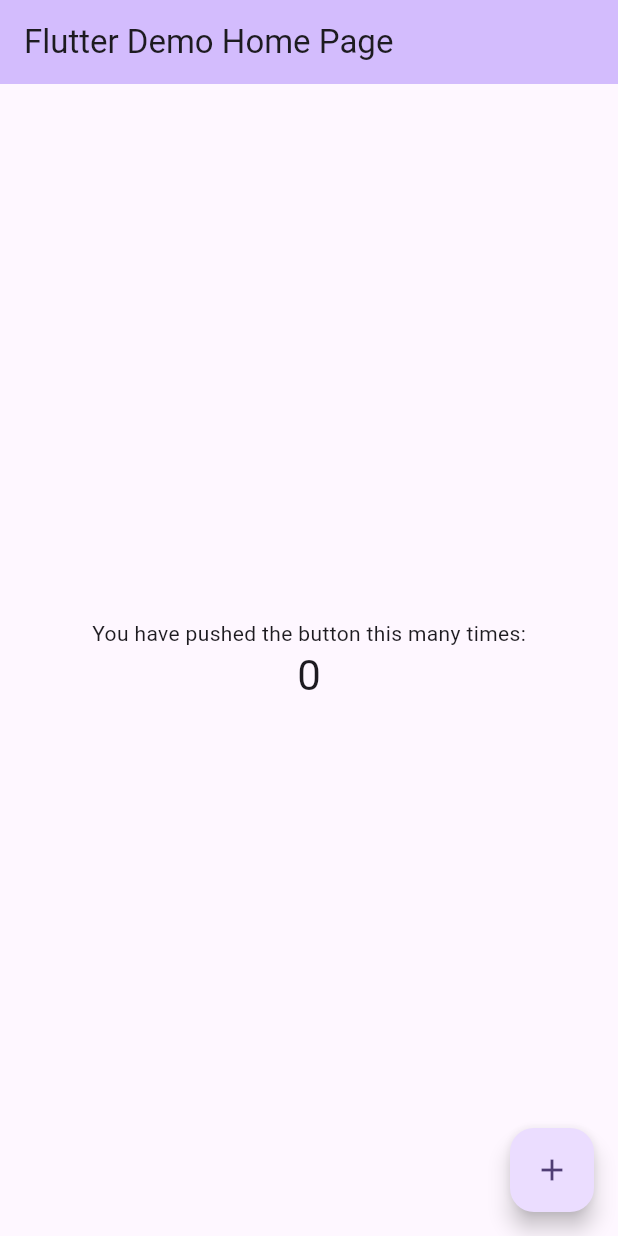
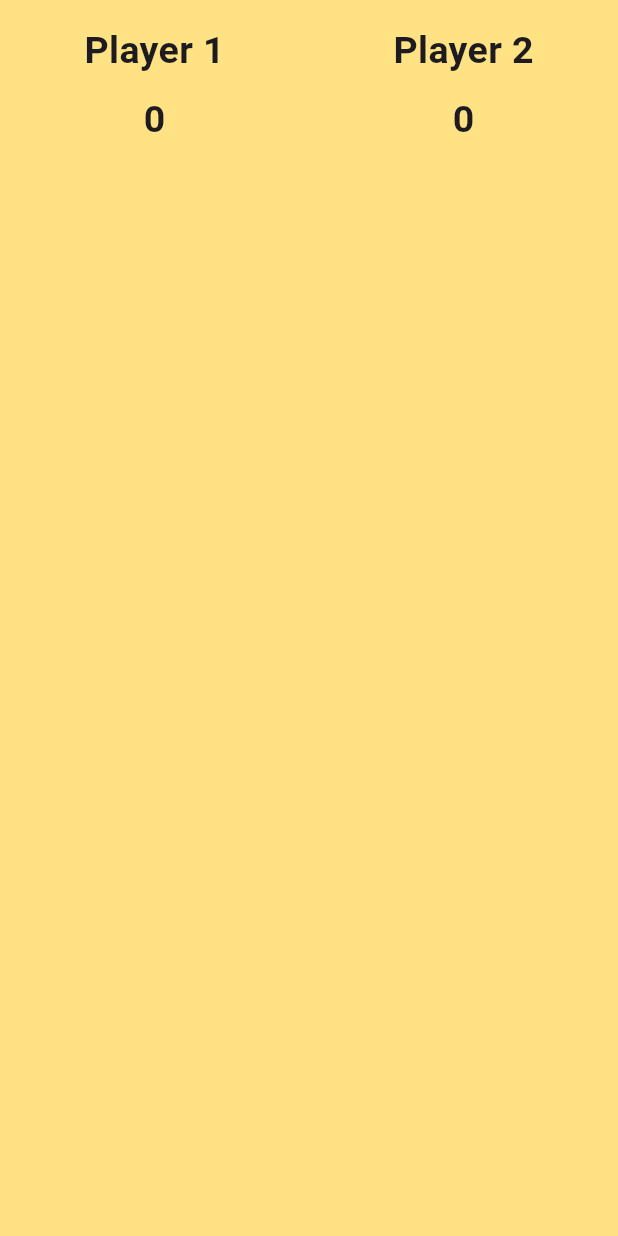
Before and after one commit to MohamedGamalDev/XOGAME, a Flutter app: the screen it shows after launch, on a phone screen of 412 x 824 dp. Run offline on Flutter 3.47's test engine with Material 3 defaults, Android fonts, the light colour scheme and no system bars.

Commit message:
i made the GameBoardScreen page

```diff
--- /dev/null
+++ b/lib/GameBoardScreen.dart
@@ -0,0 +1,45 @@
+import 'package:flutter/material.dart';
+class GameBoardScreen extends StatefulWidget {
+  static const String route='GameBoardScreen';
+  @override
+  State<GameBoardScreen> createState() => _GameBoardScreenState();
+}
+class _GameBoardScreenState extends State<GameBoardScreen> {
+  @override
+  Widget build(BuildContext context) {
+    return Scaffold(
+      backgroundColor: Colors.amber.shade300.withOpacity(.7),
+      body: SafeArea(
+
+        child: Column(
+          children: [
+            Row(mainAxisAlignment: MainAxisAlignment.spaceAround,
+              children: [
+                Padding(
+                  padding: const EdgeInsets.all(16.0),
+                  child: Column(
+                    children: [
+                      Text('Player 1',style: TextStyle(fontSize: 25,fontWeight: FontWeight.bold)),
+                      SizedBox(height: 10,),
+                      Text('0',style: TextStyle(fontSize: 25,fontWeight: FontWeight.bold)),
+                    ],
+                  ),
+                ),
+                Padding(
+                  padding: const EdgeInsets.all(16.0),
+                  child: Column(
+                    children: [
+                      Text('Player 2',style: TextStyle(fontSize: 25,fontWeight: FontWeight.bold)),
+                      SizedBox(height: 10,),
+                      Text('0',style: TextStyle(fontSize: 25,fontWeight: FontWeight.bold)),
+                    ],
+                  ),
+                ),
+              ],
+            ),
+          ],
+        ),
+      ),
+    );
+  }
+}
--- a/lib/main.dart
+++ b/lib/main.dart
@@ -1,124 +1,18 @@
 import 'package:flutter/material.dart';
-
+import 'GameBoardScreen.dart';
 void main() {
-  runApp(const MyApp());
+  runApp( MyApp());
 }
 class MyApp extends StatelessWidget {
-  const MyApp({super.key});
-
-  // This widget is the root of your application.
   @override
   Widget build(BuildContext context) {
     return MaterialApp(
-      title: 'Flutter Demo',
-      theme: ThemeData(
-        // This is the theme of your application.
-        //
-        // TRY THIS: Try running your application with "flutter run". You'll see
-        // the application has a blue toolbar. Then, without quitting the app,
-        // try changing the seedColor in the colorScheme below to Colors.green
-        // and then invoke "hot reload" (save your changes or press the "hot
-        // reload" button in a Flutter-supported IDE, or press "r" if you used
-        // the command line to start the app).
-        //
-        // Notice that the counter didn't reset back to zero; the application
-        // state is not lost during the reload. To reset the state, use hot
-        // restart instead.
-        //
-        // This works for code too, not just values: Most code changes can be
-        // tested with just a hot reload.
-        colorScheme: ColorScheme.fromSeed(seedColor: Colors.deepPurple),
-        useMaterial3: true,
-      ),
-      home: const MyHomePage(title: 'Flutter Demo Home Page'),
+      debugShowCheckedModeBanner: false,
+      routes:
+      {
+        GameBoardScreen.route:(context) => GameBoardScreen(),
+      },
+      initialRoute: GameBoardScreen.route,
     );
   }
 }
-
-class MyHomePage extends StatefulWidget {
-  const MyHomePage({super.key, required this.title});
-
-  // This widget is the home page of your application. It is stateful, meaning
-  // that it has a State object (defined below) that contains fields that affect
-  // how it looks.
-
-  // This class is the configuration for the state. It holds the values (in this
-  // case the title) provided by the parent (in this case the App widget) and
-  // used by the build method of the State. Fields in a Widget subclass are
-  // always marked "final".
-
-  final String title;
-
-  @override
-  State<MyHomePage> createState() => _MyHomePageState();
-}
-
-class _MyHomePageState extends State<MyHomePage> {
-  int _counter = 0;
-
-  void _incrementCounter() {
-    setState(() {
-      // This call to setState tells the Flutter framework that something has
-      // changed in this State, which causes it to rerun the build method below
-      // so that the display can reflect the updated values. If we changed
-      // _counter without calling setState(), then the build method would not be
-      // called again, and so nothing would appear to happen.
-      _counter++;
-    });
-  }
-
-  @override
-  Widget build(BuildContext context) {
-    // This method is rerun every time setState is called, for instance as done
-    // by the _incrementCounter method above.
-    //
-    // The Flutter framework has been optimized to make rerunning build methods
-    // fast, so that you can just rebuild anything that needs updating rather
-    // than having to individually change instances of widgets.
-    return Scaffold(
-      appBar: AppBar(
-        // TRY THIS: Try changing the color here to a specific color (to
-        // Colors.amber, perhaps?) and trigger a hot reload to see the AppBar
-        // change color while the other colors stay the same.
-        backgroundColor: Theme.of(context).colorScheme.inversePrimary,
-        // Here we take the value from the MyHomePage object that was created by
-        // the App.build method, and use it to set our appbar title.
-        title: Text(widget.title),
-      ),
-      body: Center(
-        // Center is a layout widget. It takes a single child and positions it
-        // in the middle of the parent.
-        child: Column(
-          // Column is also a layout widget. It takes a list of children and
-          // arranges them vertically. By default, it sizes itself to fit its
-          // children horizontally, and tries to be as tall as its parent.
-          //
-          // Column has various properties to control how it sizes itself and
-          // how it positions its children. Here we use mainAxisAlignment to
-          // center the children vertically; the main axis here is the vertical
-          // axis because Columns are vertical (the cross axis would be
-          // horizontal).
-          //
-          // TRY THIS: Invoke "debug painting" (choose the "Toggle Debug Paint"
-          // action in the IDE, or press "p" in the console), to see the
-          // wireframe for each widget.
-          mainAxisAlignment: MainAxisAlignment.center,
-          children: <Widget>[
-            const Text(
-              'You have pushed the button this many times:',
-            ),
-            Text(
-              '$_counter',
-              style: Theme.of(context).textTheme.headlineMedium,
-            ),
-          ],
-        ),
-      ),
-      floatingActionButton: FloatingActionButton(
-        onPressed: _incrementCounter,
-        tooltip: 'Increment',
-        child: const Icon(Icons.add),
-      ), // This trailing comma makes auto-formatting nicer for build methods.
-    );
-  }
-}
```
